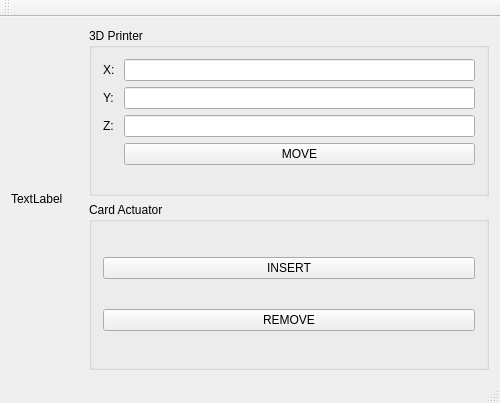
First picture: the form in ui/mainwindow.ui, repository stone-payments/pos-unified-test-automation, before the edit.
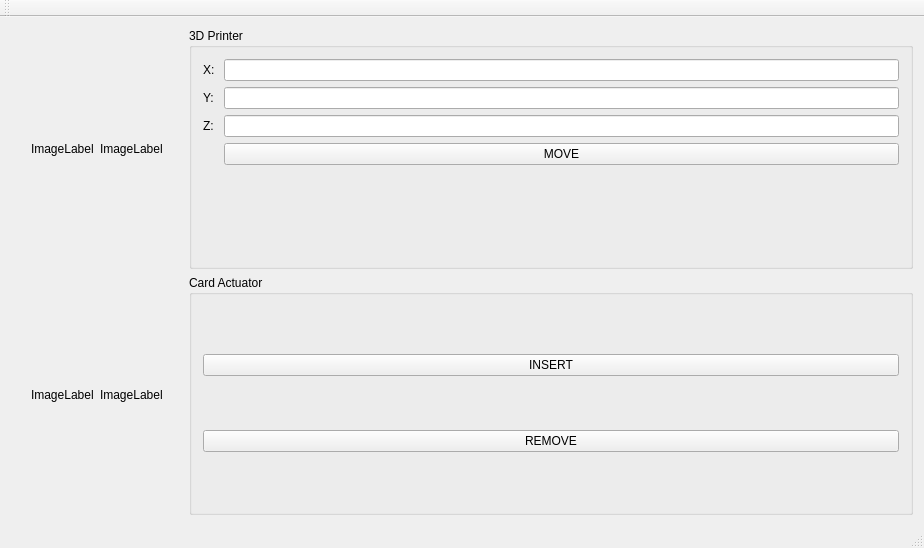
Second picture: the form after the edit.

Commit message: Add more image view in MainWindow

```diff
--- a/ui/mainwindow.ui
+++ b/ui/mainwindow.ui
@@ -6,8 +6,8 @@
    <rect>
     <x>0</x>
     <y>0</y>
-    <width>500</width>
-    <height>403</height>
+    <width>924</width>
+    <height>548</height>
    </rect>
   </property>
   <property name="windowTitle">
@@ -16,11 +16,39 @@
   <widget class="QWidget" name="centralWidget">
    <layout class="QHBoxLayout" name="horizontalLayout">
     <item>
-     <widget class="QLabel" name="cameraView">
-      <property name="text">
-       <string>TextLabel</string>
+     <layout class="QGridLayout" name="gridLayout">
+      <property name="leftMargin">
+       <number>20</number>
       </property>
-     </widget>
+      <item row="0" column="0">
+       <widget class="QLabel" name="cameraVisionView_1">
+        <property name="text">
+         <string>ImageLabel</string>
+        </property>
+       </widget>
+      </item>
+      <item row="0" column="1">
+       <widget class="QLabel" name="cameraRawView">
+        <property name="text">
+         <string>ImageLabel</string>
+        </property>
+       </widget>
+      </item>
+      <item row="1" column="0">
+       <widget class="QLabel" name="cameraVisionView_2">
+        <property name="text">
+         <string>ImageLabel</string>
+        </property>
+       </widget>
+      </item>
+      <item row="1" column="1">
+       <widget class="QLabel" name="cameraVisionView_3">
+        <property name="text">
+         <string>ImageLabel</string>
+        </property>
+       </widget>
+      </item>
+     </layout>
     </item>
     <item>
      <layout class="QVBoxLayout" name="verticalLayout">
```
Left out of the diff: 2 changed lines with no effect on the pictures. The commit also changes 1 other file.
